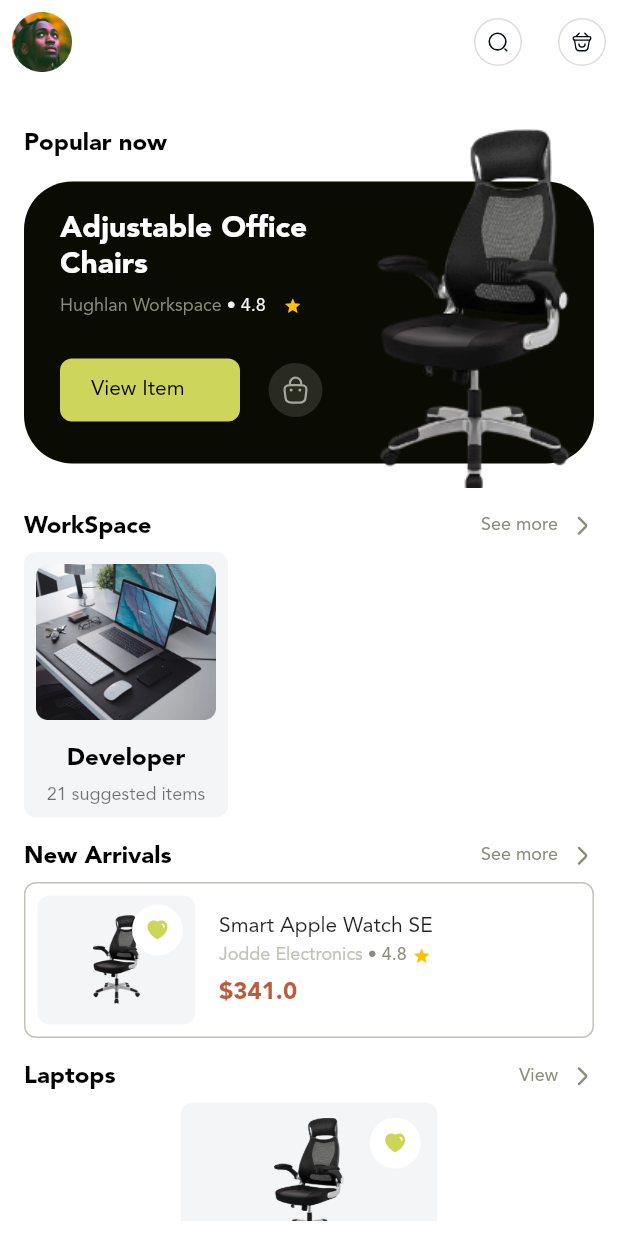
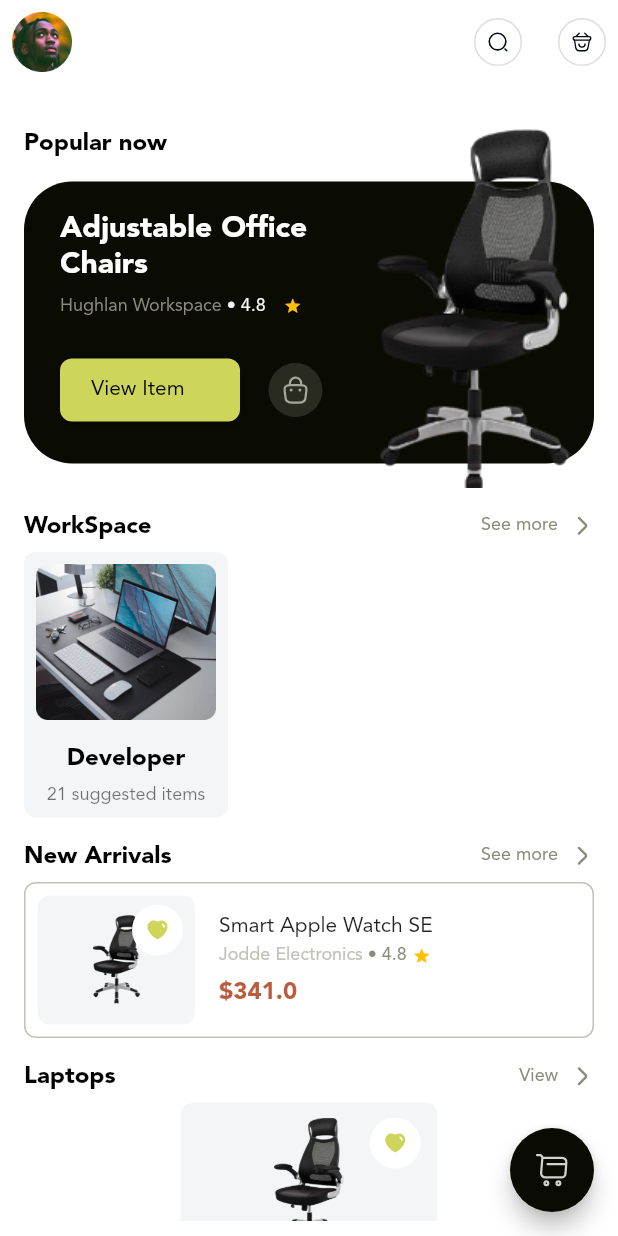
Before and after one commit to ntim-cx/remotely-io, a Flutter app: the BrowseScreen screen opened by its route, on a phone screen of 412 x 824 dp. Run offline on Flutter 3.47's test engine with Material 2 defaults, Android fonts, the phone set to English and light mode, and no system bars; drawn by our look-alikes of flutter_rating_bar; our stand-ins replace country_code_picker, flutter_svg.

Commit message:
update browse screen

```diff
--- a/lib/constants/images.dart
+++ b/lib/constants/images.dart
@@ -3,6 +3,7 @@ class AppImages {
   static const ic_minus = "assets/images/svg/ic_minus.svg";
   static const ic_add ='assets/images/svg/ic_add.svg';
   static const ic_add_to_cart ='assets/images/svg/ic_add_to_cart.svg';
+  static const ic_cart ='assets/images/svg/ic_cart.svg';
   static const ic_right_arrow ='assets/images/svg/ic_right_arrow.svg';
   static const ic_remove_cart_item ='assets/images/svg/ic_remove_cart_item.svg';
   static const ic_bookmark_heart ='assets/images/svg/ic_bookmark_heart.svg';
--- a/lib/views/browse/browse.screen.dart
+++ b/lib/views/browse/browse.screen.dart
@@ -224,6 +224,10 @@ class BrowseScreen extends StatelessWidget {
             actionIcon(AppImages.ic_wishlist, () {})
           ],
         ),
+        floatingActionButton: FloatingActionButton(
+          child: SvgPicture.asset(AppImages.ic_cart),
+          backgroundColor: AppColors.colorMain, onPressed: () {  },
+        ),
         body: Container(
           padding: EdgeInsets.symmetric(horizontal: 16 , vertical: 10),
           color: Colors.white,
```
Also changed, not shown: assets/images/svg/ic_cart.svg (added).
